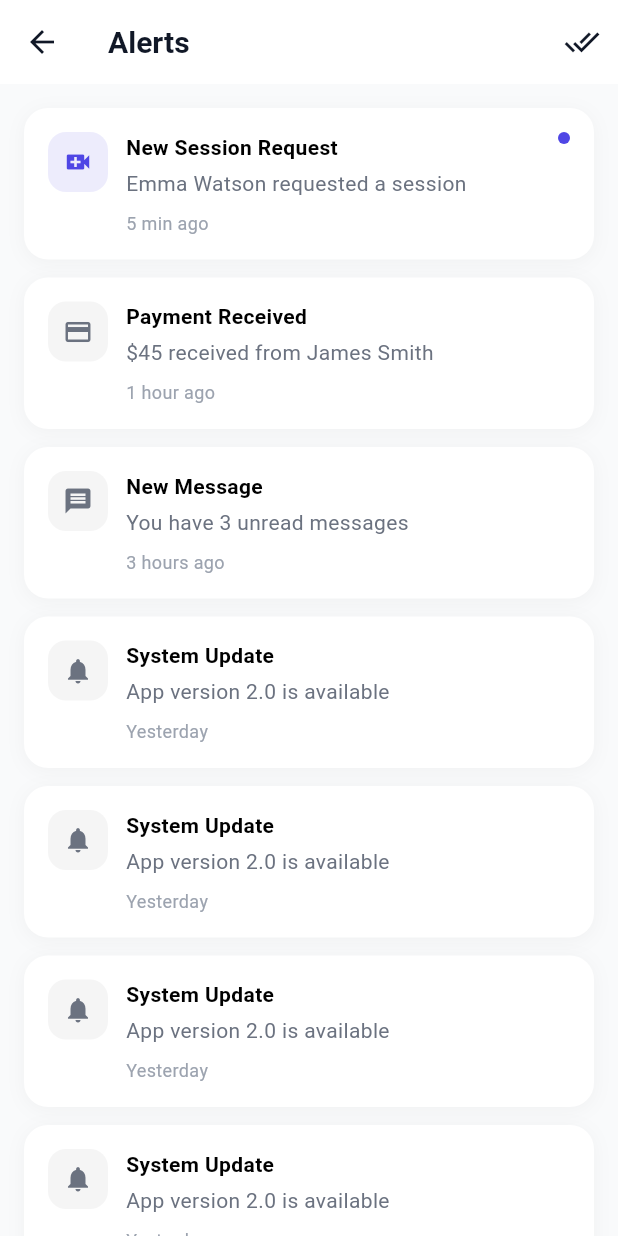
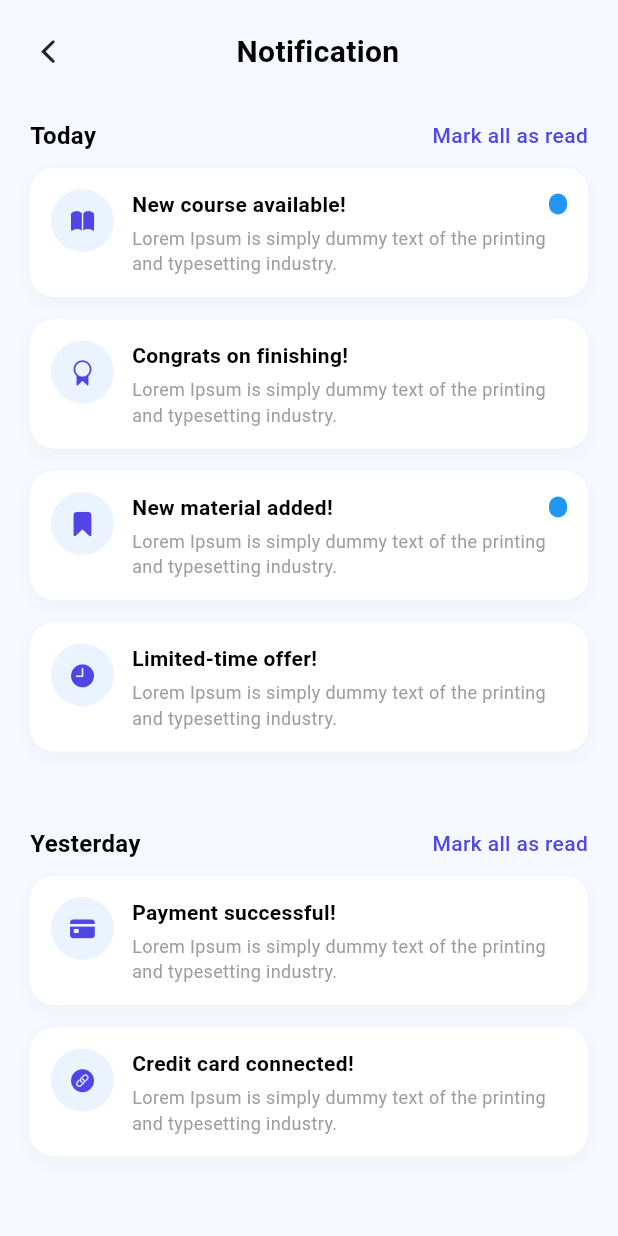
Before and after one commit to asiri-gayashan/warnaapp, a Flutter app: the NotificationsPage screen opened directly, on a phone screen of 412 x 824 dp. Run offline on Flutter 3.47's test engine with Material 3 defaults, Android fonts, the phone set to English and light mode, and no system bars; our stand-ins replace jwt_decoder, shared_preferences; accounts and stored records are empty.

Commit message:
Updated Tutor Dashboard

```diff
--- a/lib/features/auth/logic/registration_controller.dart
+++ b/lib/features/auth/logic/registration_controller.dart
@@ -680,8 +680,8 @@ class RegistrationController extends ChangeNotifier {
     var jsonResponse = jsonDecode(response.body);
 
 
-    // debugPrint("Status Code: ${response.statusCode}");
-    // debugPrint("Response Body: ${response.body}");
+    debugPrint("Status Code: ${response.statusCode}");
+    debugPrint("Response Body: ${response.body}");
 
     // debugPrint(user.toString());
 
--- a/lib/features/tutor/ui/screens/notifications_page.dart
+++ b/lib/features/tutor/ui/screens/notifications_page.dart
@@ -1,117 +1,206 @@
 import 'package:flutter/material.dart';
+import 'package:flutter/cupertino.dart';
+
 import '../../../../core/constants/app_colors.dart';
 
 class NotificationsPage extends StatelessWidget {
-  const NotificationsPage({Key? key}) : super(key: key);
+  const NotificationsPage({super.key});
 
   @override
   Widget build(BuildContext context) {
     return Scaffold(
-      appBar: AppBar(
-        title: const Text(
-          'Alerts',
-          style: TextStyle(
-            fontWeight: FontWeight.w600,
-            color: AppColors.textPrimary,
+      backgroundColor: const Color(0xFFF5F9FF),
+      body: SafeArea(
+        child: Column(
+          children: [
+            _buildHeader(),
+            Expanded(
+              child: ListView(
+                padding: const EdgeInsets.symmetric(horizontal: 20),
+                children: [
+                  _buildSectionTitle("Today"),
+                  _buildNotificationItem(
+                    icon: CupertinoIcons.book_fill,
+                    title: "New course available!",
+                    subtitle:
+                    "Lorem Ipsum is simply dummy text of the printing and typesetting industry.",
+                    isNew: true,
                   ),
+                  _buildNotificationItem(
+                    icon: CupertinoIcons.rosette,
+                    title: "Congrats on finishing!",
+                    subtitle:
+                    "Lorem Ipsum is simply dummy text of the printing and typesetting industry.",
                   ),
-        backgroundColor: Colors.white,
-        elevation: 0,
-        actions: [
-          IconButton(
-            onPressed: () {},
-            icon: const Icon(Icons.done_all, color: AppColors.textPrimary),
+                  _buildNotificationItem(
+                    icon: CupertinoIcons.bookmark_fill,
+                    title: "New material added!",
+                    subtitle:
+                    "Lorem Ipsum is simply dummy text of the printing and typesetting industry.",
+                    isNew: true,
+                  ),
+                  _buildNotificationItem(
+                    icon: CupertinoIcons.time_solid,
+                    title: "Limited-time offer!",
+                    subtitle:
+                    "Lorem Ipsum is simply dummy text of the printing and typesetting industry.",
+                  ),
+
+                  const SizedBox(height: 25),
+                  _buildSectionTitle("Yesterday"),
+                  _buildNotificationItem(
+                    icon: CupertinoIcons.creditcard_fill,
+                    title: "Payment successful!",
+                    subtitle:
+                    "Lorem Ipsum is simply dummy text of the printing and typesetting industry.",
+                  ),
+                  _buildNotificationItem(
+                    icon: CupertinoIcons.link_circle_fill,
+                    title: "Credit card connected!",
+                    subtitle:
+                    "Lorem Ipsum is simply dummy text of the printing and typesetting industry.",
                   ),
                 ],
               ),
-      body: ListView.builder(
-        padding: const EdgeInsets.all(16),
-        itemCount: 8,
-        itemBuilder: (context, index) {
+            ),
+          ],
+        ),
+      ),
+    );
+  }
+
+  // 🔹 HEADER
+  Widget _buildHeader() {
+    return Padding(
+      padding: const EdgeInsets.all(20),
+      child: Row(
+        children: [
+          const Icon(CupertinoIcons.back),
+          const SizedBox(width: 12),
+          const Expanded(
+            child: Text(
+              "Notification",
+              textAlign: TextAlign.center,
+              style: TextStyle(
+                fontSize: 20,
+                fontWeight: FontWeight.bold,
+              ),
+            ),
+          ),
+          const SizedBox(width: 24), // balance the back icon
+        ],
+      ),
+    );
+  }
+
+  // 🔹 SECTION TITLE (Today / Yesterday)
+  Widget _buildSectionTitle(String title) {
+    return Padding(
+      padding: const EdgeInsets.only(top: 10, bottom: 10),
+      child: Row(
+        mainAxisAlignment: MainAxisAlignment.spaceBetween,
+        children: [
+          Text(
+            title,
+            style: const TextStyle(
+              fontSize: 16,
+              fontWeight: FontWeight.bold,
+            ),
+          ),
+          const Text(
+            "Mark all as read",
+            style: TextStyle(
+              color: AppColors.primary,
+              fontWeight: FontWeight.w500,
+            ),
+          ),
+        ],
+      ),
+    );
+  }
+
+  // 🔹 SINGLE NOTIFICATION ITEM
+  Widget _buildNotificationItem({
+    required IconData icon,
+    required String title,
+    required String subtitle,
+    bool isNew = false,
+  }) {
     return Container(
-            margin: const EdgeInsets.only(bottom: 12),
-            padding: const EdgeInsets.all(16),
+      margin: const EdgeInsets.only(bottom: 15),
+      padding: const EdgeInsets.all(14),
       decoration: BoxDecoration(
         color: Colors.white,
         borderRadius: BorderRadius.circular(16),
         boxShadow: [
           BoxShadow(
-                  color: Colors.grey.withOpacity(0.1),
-                  blurRadius: 10,
-                  offset: const Offset(0, 2),
-                ),
+            color: Colors.grey.withOpacity(0.08),
+            blurRadius: 8,
+            offset: const Offset(0, 4),
+          )
         ],
       ),
       child: Row(
         crossAxisAlignment: CrossAxisAlignment.start,
         children: [
+          // ICON CIRCLE
           Container(
-                  padding: const EdgeInsets.all(10),
-                  decoration: BoxDecoration(
-                    color: index == 0
-                        ? AppColors.primary.withOpacity(0.1)
-                        : Colors.grey.withOpacity(0.1),
-                    borderRadius: BorderRadius.circular(12),
+            padding: const EdgeInsets.all(12),
+            decoration: const BoxDecoration(
+              color: Color(0xFFEAF3FF),
+              shape: BoxShape.circle,
             ),
-                  child: Icon(
-                    index == 0 ? Icons.video_call :
-                    index == 1 ? Icons.payment :
-                    index == 2 ? Icons.message : Icons.notifications,
-                    color: index == 0
-                        ? AppColors.primary
-                        : AppColors.textSecondary,
-                    size: 20,
+            child: Icon(icon, color: AppColors.primary, size: 18),
           ),
-                ),
+
           const SizedBox(width: 12),
+
+          // TEXTS
           Expanded(
             child: Column(
               crossAxisAlignment: CrossAxisAlignment.start,
               children: [
-                      Text(
-                        index == 0 ? 'New Session Request' :
-                        index == 1 ? 'Payment Received' :
-                        index == 2 ? 'New Message' : 'System Update',
+                Row(
+                  children: [
+                    Expanded(
+                      child: Text(
+                        title,
                         style: const TextStyle(
-                          fontWeight: FontWeight.w600,
+                          fontWeight: FontWeight.bold,
+                          fontSize: 14,
                         ),
+                      ),
+                    ),
+                    if (isNew)
+                      Container(
+                        padding: const EdgeInsets.symmetric(
+                            horizontal: 6, vertical: 0),
+                        decoration: BoxDecoration(
+                          color: Colors.blue,
+                          borderRadius: BorderRadius.circular(8),
+                        ),
+                        child: const Text(
+                          "",
+                          style: TextStyle(
+                            color: Colors.white,
+                            fontSize: 10,
+                          ),
+                        ),
+                      ),
+                  ],
                 ),
                 const SizedBox(height: 4),
                 Text(
-                        index == 0 ? 'Emma Watson requested a session' :
-                        index == 1 ? '\$45 received from James Smith' :
-                        index == 2 ? 'You have 3 unread messages' : 'App version 2.0 is available',
-                        style: TextStyle(
-                          color: AppColors.textSecondary,
-                          fontSize: 14,
-                        ),
-                      ),
-                      const SizedBox(height: 8),
-                      Text(
-                        index == 0 ? '5 min ago' :
-                        index == 1 ? '1 hour ago' :
-                        index == 2 ? '3 hours ago' : 'Yesterday',
+                  subtitle,
                   style: const TextStyle(
-                          color: AppColors.textDisabled,
                     fontSize: 12,
+                    color: Colors.grey,
                   ),
                 ),
               ],
             ),
           ),
-                if (index == 0)
-                  Container(
-                    width: 8,
-                    height: 8,
-                    decoration: const BoxDecoration(
-                      color: AppColors.primary,
-                      shape: BoxShape.circle,
-                    ),
-                  ),
         ],
-            ),
-          );
-        },
       ),
     );
   }
--- a/pubspec.yaml
+++ b/pubspec.yaml
@@ -34,12 +34,13 @@ dependencies:
   # The following adds the Cupertino Icons font to your application.
   # Use with the CupertinoIcons class for iOS style icons.
   cupertino_icons: ^1.0.8
+  shared_preferences: ^2.5.4
+  flutter_secure_storage: ^10.0.0
 
 dev_dependencies:
   flutter_test:
     sdk: flutter
   http:
-  shared_preferences:
   jwt_decoder:
 
 #  api_cache_manager: ^1.0.2
```
Also changed, not shown: lib/core/provider/auth_provider.dart (added, +24 -0 lines), lib/features/auth/logic/login_controller.dart (+4 -13 lines), lib/features/auth/ui/screens/login/login_screen.dart (+4 -3 lines), lib/features/test_student_page.dart (+27 -19 lines), lib/features/tutor/ui/navigation/tutor_tab_container.dart (+4 -4 lines), lib/features/tutor/ui/screens/sessions_page.dart (+10 -59 lines), lib/features/tutor/ui/screens/tutor_home_page.dart (+82 -15 lines), lib/services/token_service.dart (added, +59 -0 lines), lib/shared/widgets/home_header.dart (+25 -9 lines), pubspec.lock, 5 other files. Lines whose indentation alone changed are shown as unchanged.
